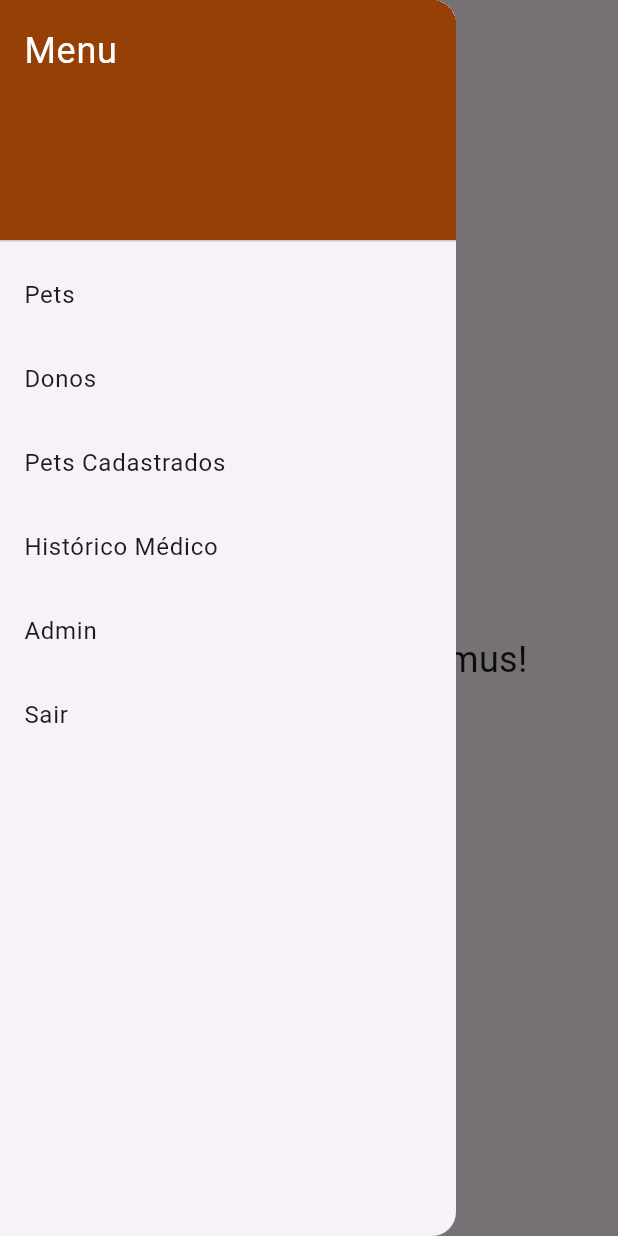
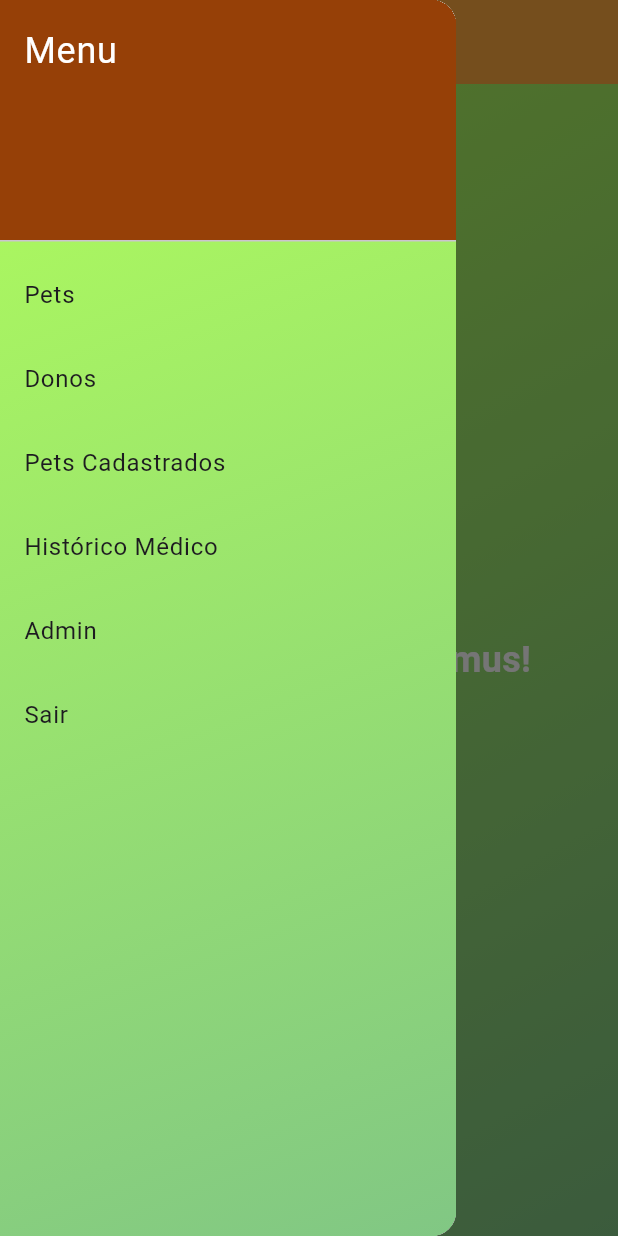
Before and after one commit to juliobhjil/burro, a Flutter app: the TelaPrincipal screen opened directly, with the side drawer open, on a phone screen of 412 x 824 dp. Run offline on Flutter 3.47's test engine with Material 3 defaults, Android fonts, the phone set to English and light mode, and no system bars; our stand-ins replace cloud_firestore, email_validator, firebase_core; missing offline and left inert: cpf_cnpj_validator; accounts and stored records are empty.

Commit message:
alteração da layout da tela inicial

```diff
--- a/lib/tela_principal.dart
+++ b/lib/tela_principal.dart
@@ -12,8 +12,20 @@ class TelaPrincipal extends StatelessWidget {
     return Scaffold(
       appBar: AppBar(
         title: const Text('Bem-vindo ao Animus'),
+        backgroundColor: Colors.orangeAccent[200], // Cor suave e vibrante para o AppBar
       ),
       drawer: Drawer(
+        child: Container(
+          decoration: BoxDecoration(
+            gradient: const LinearGradient(
+              colors: [
+                Color(0xFFB2FF59),  // Verde suave
+                Color(0xFF81C784),  // Verde mais claro
+              ],
+              begin: Alignment.topLeft,
+              end: Alignment.bottomRight,
+            ),
+          ),
           child: ListView(
             padding: EdgeInsets.zero,
             children: <Widget>[
@@ -83,10 +95,27 @@ class TelaPrincipal extends StatelessWidget {
             ],
           ),
         ),
-      body: const Center(
+      ),
+      body: Container(
+        decoration: BoxDecoration(
+          gradient: const LinearGradient(
+            colors: [
+              Color(0xFFB2FF59),  // Verde suave
+              Color(0xFF81C784),  // Verde mais claro
+            ],
+            begin: Alignment.topLeft,
+            end: Alignment.bottomRight,
+          ),
+        ),
+        child: const Center(
           child: Text(
             'Bem-vindo ao app Animus!',
-          style: TextStyle(fontSize: 24),
+            style: TextStyle(
+              fontSize: 24,
+              fontWeight: FontWeight.bold,
+              color: Colors.white,
+            ),
+          ),
         ),
       ),
     );
@@ -123,11 +152,6 @@ class TelaPrincipal extends StatelessWidget {
   }
 }
 
-
-
-
-
-
 class PetsCadastradosPage extends StatelessWidget {
   const PetsCadastradosPage({super.key});
 
```
Also changed, not shown: lib/tela_inicial.dart (+89 -52 lines), pubspec.yaml (+3 -11 lines), lib/assets/animus.png (added), lib/assets/animuslogo.jpg (renamed from assets/animuslogo.jpg). Lines whose indentation alone changed are shown as unchanged.
